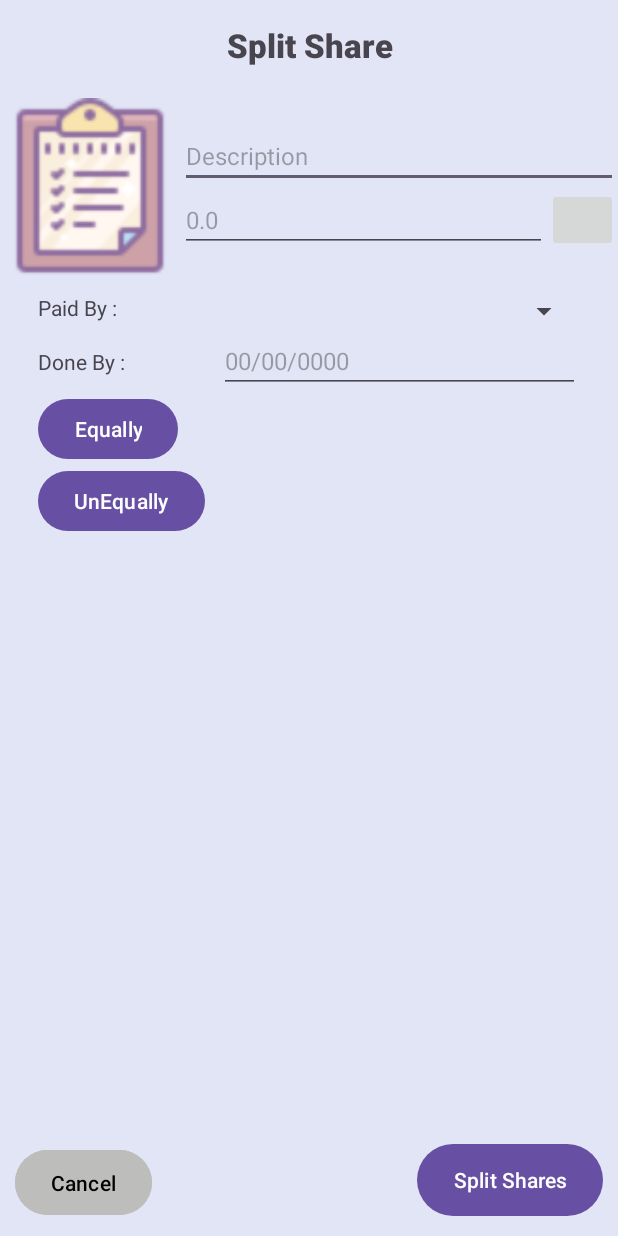
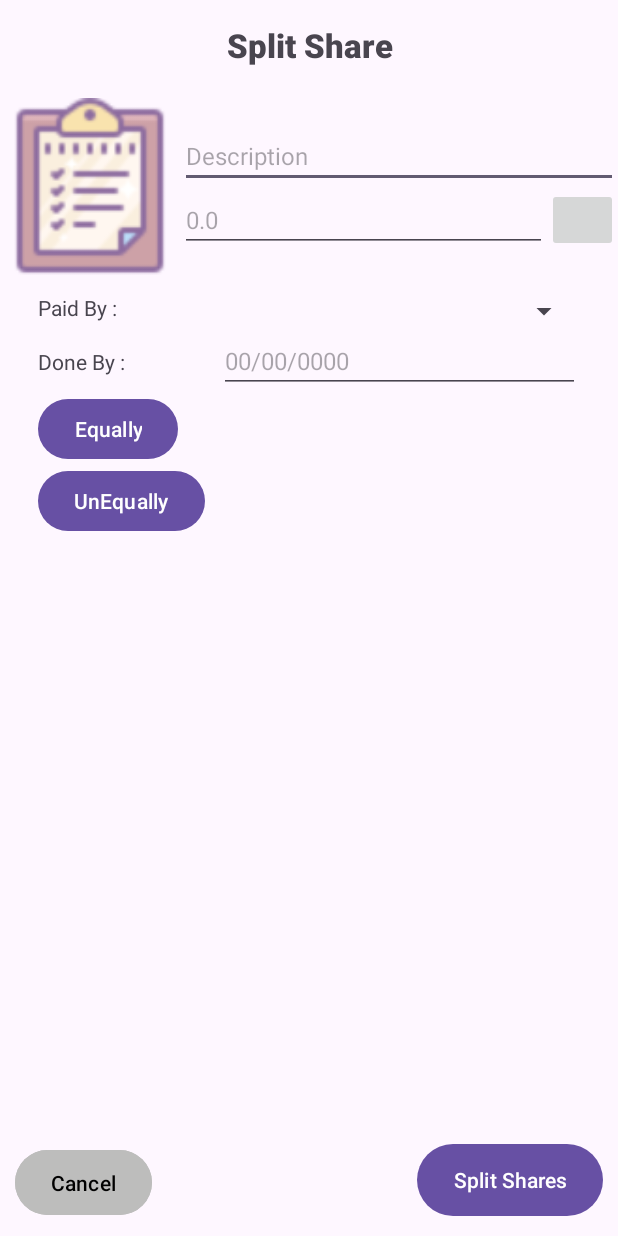
Before and after one commit to psanirudh/SplitShare, an Android app: the AddTransaction screen opened directly, with no data from a screen before it, on a phone screen of 412 x 824 dp. Run offline under Robolectric (Android 15) with nearby library versions, the phone set to English and light mode, and no system bars; our stand-ins replace Firebase (no records; nobody signed in at launch, a user with empty details on screens opened directly).

Commit message:
remove color harcoding for improving visibilty

```diff
--- a/app/src/main/res/layout/activity_add_transaction.xml
+++ b/app/src/main/res/layout/activity_add_transaction.xml
@@ -1,7 +1,6 @@
 <LinearLayout xmlns:android="http://schemas.android.com/apk/res/android"
     android:layout_width="match_parent"
     android:layout_height="match_parent"
-    android:background="#E2E5F5"
     android:orientation="vertical"
 
     >
--- a/app/src/main/res/layout/activity_main.xml
+++ b/app/src/main/res/layout/activity_main.xml
@@ -13,10 +13,9 @@ xmlns:android="http://schemas.android.com/apk/res/android">
          android:paddingHorizontal="5dp"
          android:id="@+id/sampleInput"
          android:textColorHint="#a9a9a8"
-         android:textColor="@color/black"
          android:hint="enter group name"
          android:layout_marginLeft="10dp"
-         />
+          />
 
      <Button
          android:layout_width="wrap_content"
--- a/app/src/main/res/layout/single_item_layout.xml
+++ b/app/src/main/res/layout/single_item_layout.xml
@@ -17,7 +17,6 @@
             android:layout_toRightOf="@id/image"
             android:layout_width="wrap_content"
             android:layout_height="wrap_content"
-            android:textColor="@color/black"
             android:text="Brogrammers"
             android:textSize="25sp" />
 
```
